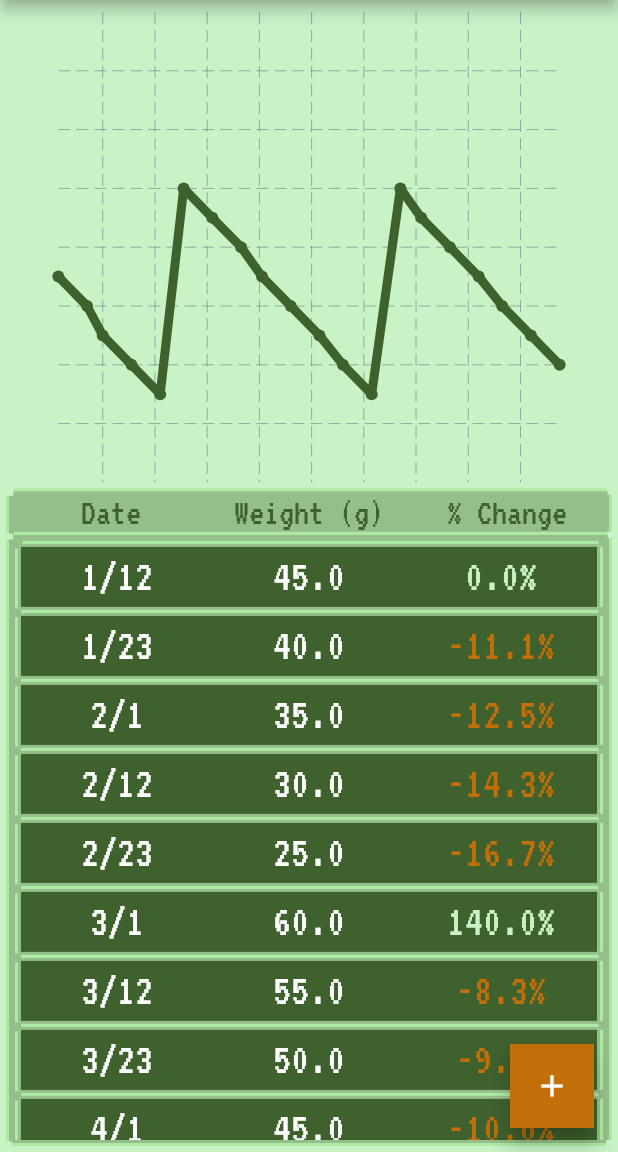
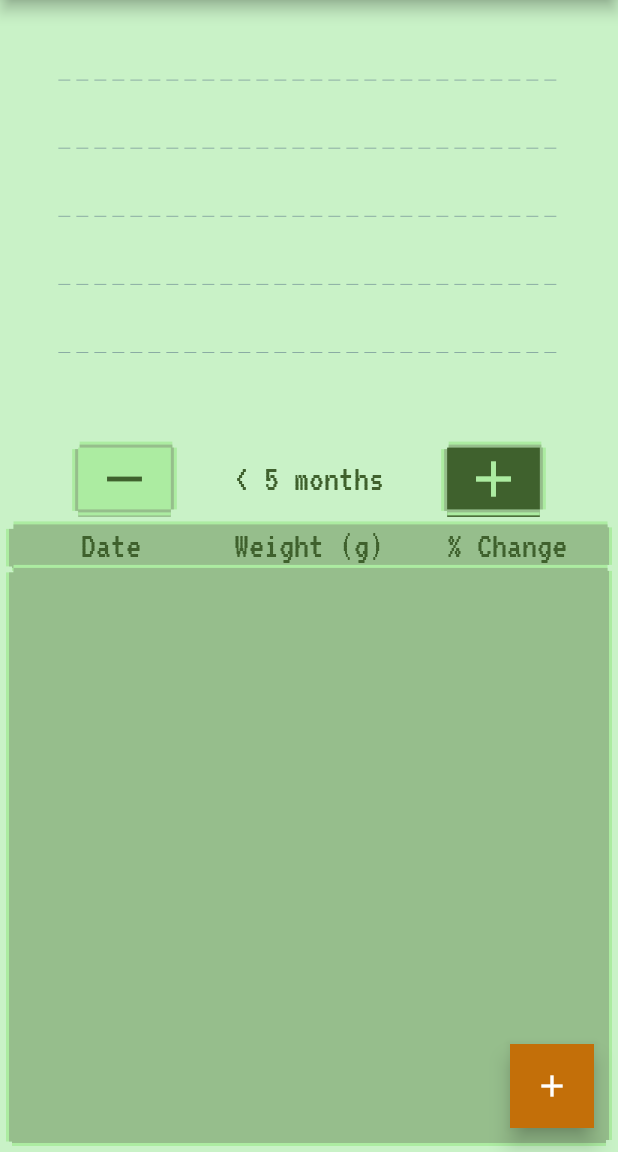
Before and after one commit to dompetriella/OceBot-2.0, a Flutter app: the screen it shows after launch, after a tap on "Sign In (Google)", on a phone screen of 412 x 824 dp, the part 84-1236 px from its top. Run offline on Flutter 3.47's test engine with Material 2 defaults, Android fonts, the phone set to English and light mode, and no system bars; drawn by our look-alikes of fl_chart; our stand-ins replace cloud_firestore, firebase_auth, firebase_core, flutter_riverpod, google_fonts, google_sign_in; accounts and stored records are empty.

Commit message:
get firebase working, added button visuals

```diff
--- a/lib/components/data_graph.dart
+++ b/lib/components/data_graph.dart
@@ -37,8 +37,8 @@ class DataGraph extends StatelessWidget {
                 )
               )
             ),
-            minY: 10,
-            maxY: 90,
+            minY: 40,
+            maxY: 160,
             borderData: FlBorderData(show: false),
             lineBarsData: [
               Data.DataListToCoordinates(data)
--- a/lib/main.dart
+++ b/lib/main.dart
@@ -12,7 +12,7 @@ Future<void> main() async {
   await Firebase.initializeApp(
     options: DefaultFirebaseOptions.currentPlatform
   );
-  runApp(ProviderScope(child: const MyApp()));
+  runApp(const ProviderScope(child: MyApp()));
 }
 
 class MyApp extends ConsumerWidget {
@@ -26,7 +26,7 @@ class MyApp extends ConsumerWidget {
       debugShowCheckedModeBanner: false,
       title: 'Ocebot',
       theme: OcebotTheme.lightTheme,
-      home: LoginScreen()
+      home: const LoginScreen()
     );
   }
 }
--- a/lib/models/data.dart
+++ b/lib/models/data.dart
@@ -18,16 +18,17 @@ class Data {
     .collection("dummy_weights")
     .orderBy('date').get();
 
-    db.docs.map((e) => {
-      returnList.add(
-        Data(
-          e.get('date'),
-          e.get('weight'),
-          'g'
-        )
-      )
+    print(db.docs.length);
+
+    db.docs.forEach((doc) {
+      DateTime date = doc.get('date').toDate();
+      var data = Data(
+        date,
+        doc.get('weight'),
+        'g'
+      );
+      returnList.add(data);
     });
-
     return returnList;
   }
 
@@ -46,31 +47,6 @@ class Data {
     return monthSum + day;
   }
 
-  static List<Data> generateRandomDataList(int dataPoints) {
-    List<Data> dataList = [];
-    int previousYear = 2022;
-    int previousMonth = 1;
-    int previousDay = 1;
-    double previousWeight = 50.0;
-
-    for (var i = 0; i < dataPoints; i++) {
-      previousWeight = previousWeight < 30 || previousWeight > 120 ? generateRandomInt(50, 80).toDouble() : previousWeight + generateRandomInt(-5, 5);
-      previousDay = previousDay + generateRandomInt(2, 15);
-      if (previousDay > 27) {
-        previousMonth++;
-        previousDay = 1;
-      }
-      if (previousMonth > 11) {
-        previousYear++;
-        previousMonth = 1;
-      }
-      dataList.add(
-        Data(DateTime(previousYear, previousMonth, previousDay), previousWeight, 'g')
-      );
-    }
-    return dataList;
-  }
-
   static LineChartBarData DataListToCoordinates(List<Data> dataList) {
     List<FlSpot> flSpots = dataList.map((data) => FlSpot(convertMonthAndDayToYearDay(data.dateTime.month, data.dateTime.day).toDouble(), data.weight)).toList();
     return LineChartBarData(
--- a/lib/pages/entry_form.dart
+++ b/lib/pages/entry_form.dart
@@ -2,8 +2,9 @@ import 'package:flutter/material.dart';
 import 'package:google_fonts/google_fonts.dart';
 import 'package:ocebot2_0/themes.dart';
 import 'package:flutter_riverpod/flutter_riverpod.dart';
-import 'package:firebase_core/firebase_core.dart';
 import 'package:cloud_firestore/cloud_firestore.dart';
+import 'package:ocebot2_0/models/data.dart';
+import 'package:ocebot2_0/providers/db_data_provider.dart';
 
 // this is your state, equal to [state, setState], it's index 0
 final dataPointProvider = StateNotifierProvider<DataPointNotifier, DataPoint>(
@@ -18,16 +19,7 @@ class DataPointNotifier extends StateNotifier<DataPoint> {
     DataPoint data = DataPoint();
     data.entryDateTime = state.entryDateTime;
     data.entryUnits = state.entryUnits;
-    switch (data.entryUnits) {
-      case 'oz':
-        data.entryWeight = double.parse(weight) * 28.3495;
-        break;
-      case 'lbs':
-        data.entryWeight = double.parse(weight) * 453.592;
-        break;
-      default:
-        data.entryWeight = double.parse(weight);
-    }
+    data.entryWeight = weight;
     state = data;
   }
 
@@ -51,14 +43,14 @@ class DataPointNotifier extends StateNotifier<DataPoint> {
     DataPoint data = DataPoint();
     data.entryDateTime = DateTime.now();
     data.entryUnits = 'g';
-    data.entryWeight = 0;
+    data.entryWeight = '';
     state = data;
   }
 }
 
 class DataPoint {
   DateTime entryDateTime = DateTime.now();
-  double entryWeight = 0;
+  String entryWeight = '';
   String entryUnits = 'g';
 
   static String formatDate(date) {
@@ -73,6 +65,17 @@ class EntryForm extends ConsumerWidget {
 
   final db = FirebaseFirestore.instance
   .collection("dummy_weights");
+
+  double sendWeight(String units, String weight) {
+    switch (units) {
+      case 'oz':
+        return double.parse((double.parse(weight) * 28.3495).toStringAsFixed(2));
+      case 'lbs':
+        return double.parse((double.parse(weight) * 453.592).toStringAsFixed(2));
+      default:
+        return double.parse((double.parse(weight).toStringAsFixed(2)));
+    }
+  }
 
   @override
   Widget build(BuildContext context, WidgetRef ref) {
@@ -96,14 +99,15 @@ class EntryForm extends ConsumerWidget {
               content: Text(
                   'Added Entry: ${ref.read(dataPointProvider).entryWeight}${ref.read(dataPointProvider).entryUnits} on ${ref.read(dataPointProvider).entryDateTime}'),
             );
-            ref.watch(dataPointProvider).entryWeight > 0
+            ref.watch(dataPointProvider).entryWeight != ''
                 ? {
                     await db.add({
                       "date" : ref.read(dataPointProvider).entryDateTime,
-                      "weight" : ref.read(dataPointProvider).entryWeight
+                      "weight" : sendWeight(ref.read(dataPointProvider).entryUnits, ref.read(dataPointProvider).entryWeight)
                     }),
                     Navigator.pop(context, 'OK'),
-                    ScaffoldMessenger.of(context).showSnackBar(snackbar)
+                    ScaffoldMessenger.of(context).showSnackBar(snackbar),
+                    ref.read(dbDataProvider.notifier).state = await Data.getDataFromFirebase()
                   }
                 : null;
           },
@@ -182,7 +186,6 @@ class EntryForm extends ConsumerWidget {
                           ref
                               .watch(dataPointProvider.notifier)
                               .changeWeight(text);
-                          print(ref.read(dataPointProvider).entryWeight);
                         },
                       ),
                     ),
--- a/lib/pages/main_page.dart
+++ b/lib/pages/main_page.dart
@@ -8,14 +8,12 @@ import 'package:ocebot2_0/components/data_graph.dart';
 import 'package:ocebot2_0/components/data_table.dart';
 import 'package:ocebot2_0/models/data.dart';
 import 'package:google_fonts/google_fonts.dart';
+import 'package:ocebot2_0/providers/db_data_provider.dart';
 
-class MainPage extends ConsumerWidget {
-
+class MainPage extends StatelessWidget {
 
   @override
-  Widget build(BuildContext context, WidgetRef ref) {
-
-    var weightData = Data.generateRandomDataList(20);
+  Widget build(BuildContext context) {
 
     return Scaffold(
       appBar: AppBar(
@@ -47,19 +45,126 @@ class MainPage extends ConsumerWidget {
             ],
           )),
       body: SafeArea(
-          child: ref.watch(authStateProvider).value?.uid != null ?
-          Column(
+        child: MainPageLoader(),
+      ),
+      floatingActionButton: FloatingActionButton(
+        shape: const RoundedRectangleBorder(),
+        onPressed: () => showDialog(
+            barrierDismissible: false,
+            context: context,
+            builder: (BuildContext context) => EntryForm()),
+        tooltip: 'Create New Entry',
+        child: const Icon(Icons.add, color: Colors.white,),
+      ),
+    );
+  }
+}
+
+class MainPageLoader extends ConsumerWidget {
+  const MainPageLoader({
+    Key? key,
+  }) : super(key: key);
+
+  @override
+  Widget build(BuildContext context, WidgetRef ref) {
+
+    return ref.watch(dbDataFutureProvider).
+      when(
+        data: (dbData) {
+          return Column(
             children: [
               Container(
                 width: MediaQuery.of(context).size.width * .85,
-                height: MediaQuery.of(context).size.height * .40,
+                height: MediaQuery.of(context).size.height * .35,
                 child: DataGraph(
-                  data: weightData,
+                  data: ref.watch(dbDataProvider).length > 0 ? ref.watch(dbDataProvider) : dbData
                 )
               ),
-              Padding(
-                padding: const EdgeInsets.fromLTRB(8.0, 0, 8.0, 0),
+              Center(
+                child: Padding(
+                  padding: const EdgeInsets.fromLTRB(10.0, 10.0, 10.0, 12.0),
+                  child: Row(
+                    mainAxisAlignment: MainAxisAlignment.spaceEvenly,
+                    children: [
+                      Container(
+                        decoration: BoxDecoration(
+                          boxShadow: [
+                            BoxShadow(color: OcebotTheme.secondaryColor, offset: Offset(
+                              0, 5
+                            ))
+                          ]
+                        ),
                         child: Container(
+                          decoration: BoxDecoration(
+                            color: OcebotTheme.tertiaryColor,
+                            boxShadow: OcebotTheme.pixelShadow
+                          ),
+                          width: MediaQuery.of(context).size.width * .15,
+                          height: MediaQuery.of(context).size.height * .05,
+                          child: Icon(
+                            Icons.remove,
+                            color: OcebotTheme.primaryColor,
+                            size: 40
+                          ),
+
+                        ),
+                      ),
+                      Text(
+                        '< 5 months',
+                        style: GoogleFonts.vt323(
+                          textStyle: TextStyle(color: OcebotTheme.primaryColor, fontSize: 25)
+                        ),
+                      ),
+                      Container(
+                        decoration: BoxDecoration(
+                          boxShadow: [
+                            BoxShadow(color: OcebotTheme.primaryColor, offset: Offset(
+                              0, 5
+                            ))
+                          ]
+                        ),
+                        child: Container(
+                        decoration: BoxDecoration(
+                          color: OcebotTheme.primaryColor,
+                          boxShadow: OcebotTheme.pixelShadow
+                        ),
+                        width: MediaQuery.of(context).size.width * .15,
+                        height: MediaQuery.of(context).size.height * .05,
+                        child: Icon(
+                          Icons.add,
+                          color: OcebotTheme.tertiaryColor,
+                          size: 40,
+                        ),
+                          ),
+                      ),
+                    ],
+                  ),
+                ),
+              ),
+              const Padding(
+                padding: EdgeInsets.fromLTRB(8.0, 0, 8.0, 0),
+                child: TableHeader(),
+              ),
+              DataFirebaseTable(
+                data: ref.watch(dbDataProvider).length > 0 ? ref.watch(dbDataProvider) : dbData
+              )
+            ],
+          );
+        },
+        error: (err, stack) => Text("An error occurred"),
+        loading: () => Center(child: CircularProgressIndicator())
+      );
+  }
+}
+
+class TableHeader extends StatelessWidget {
+  const TableHeader({
+    Key? key,
+  }) : super(key: key);
+
+  @override
+  Widget build(BuildContext context) {
+    return Container(
       decoration: BoxDecoration(
         boxShadow: OcebotTheme.pixelShadow,
       ),
@@ -105,29 +210,6 @@ class MainPage extends ConsumerWidget {
           ),
         ],
       ),
-                ),
-              ),
-              DataFirebaseTable(
-                data: weightData,
-              )
-            ],
-          )
-          :
-          Center(
-            child: CircularProgressIndicator(
-              color: OcebotTheme.primaryColor,
-            )
-          )
-      ),
-      floatingActionButton: FloatingActionButton(
-        shape: RoundedRectangleBorder(),
-        onPressed: () => showDialog(
-            barrierDismissible: false,
-            context: context,
-            builder: (BuildContext context) => EntryForm()),
-        tooltip: 'Create New Entry',
-        child: const Icon(Icons.add, color: Colors.white,),
-      ),
     );
   }
 }
--- /dev/null
+++ b/lib/providers/db_data_provider.dart
@@ -0,0 +1,8 @@
+import 'package:flutter_riverpod/flutter_riverpod.dart';
+import 'package:ocebot2_0/models/data.dart';
+
+final dbDataFutureProvider = FutureProvider<List<Data>>((ref) async {
+  return Data.getDataFromFirebase();
+});
+
+final dbDataProvider = StateProvider<List<Data>>((ref) => []);
```
Lines whose indentation alone changed are shown as unchanged.
